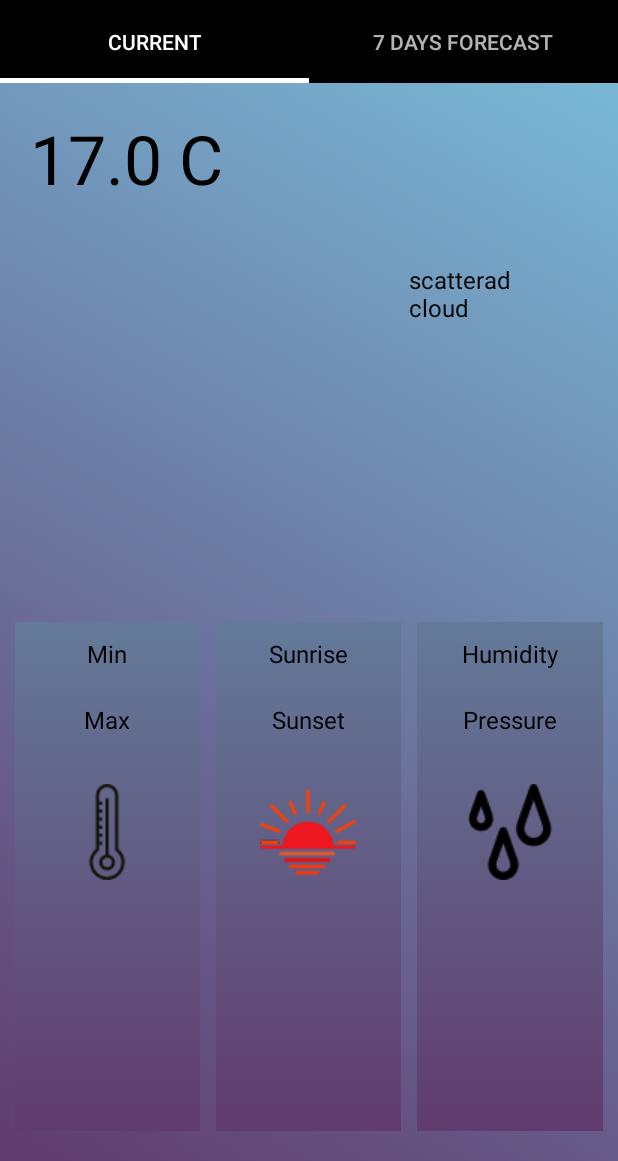
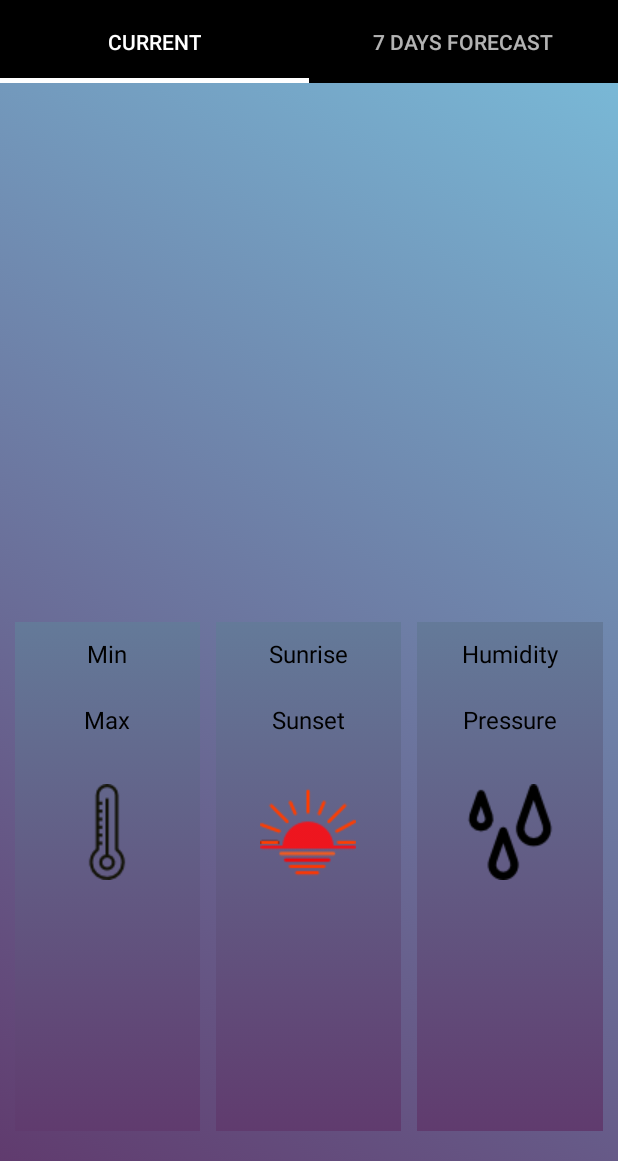
Before and after one commit to Alpha-1Soft/WeatherReport, an Android app: the screen it shows after launch (MainActivity), on a phone screen of 412 x 824 dp, the part 75-1236 px from its top. Run offline under Robolectric (Android 15) with nearby library versions, the phone set to English and light mode, and no system bars; our stand-ins replace Picasso; pictures from the network do not load.

Commit message:
Current weather ui updated again

```diff
--- a/app/src/main/res/layout/fragment_currect_weather.xml
+++ b/app/src/main/res/layout/fragment_currect_weather.xml
@@ -33,7 +33,6 @@
                 android:id="@+id/tempTexview"
                 android:layout_width="wrap_content"
                 android:layout_height="wrap_content"
-                android:text="17.0 C"
                 android:textColor="#000000"
                 android:textSize="45sp" />
 
@@ -72,7 +71,7 @@
             <ImageView
                 android:id="@+id/conditionImageview"
                 android:layout_width="100dp"
-                android:layout_height="100dp"
+                android:layout_height="70dp"
                 android:padding="5dp"
                 android:layout_gravity="center"
                 />
@@ -81,7 +80,6 @@
                 android:id="@+id/conditionTextview"
                 android:layout_width="wrap_content"
                 android:layout_height="wrap_content"
-                android:text="scatterad \ncloud"
                 android:textColor="#000000"
                 android:textSize="16sp"
                 android:layout_gravity="center"
```
